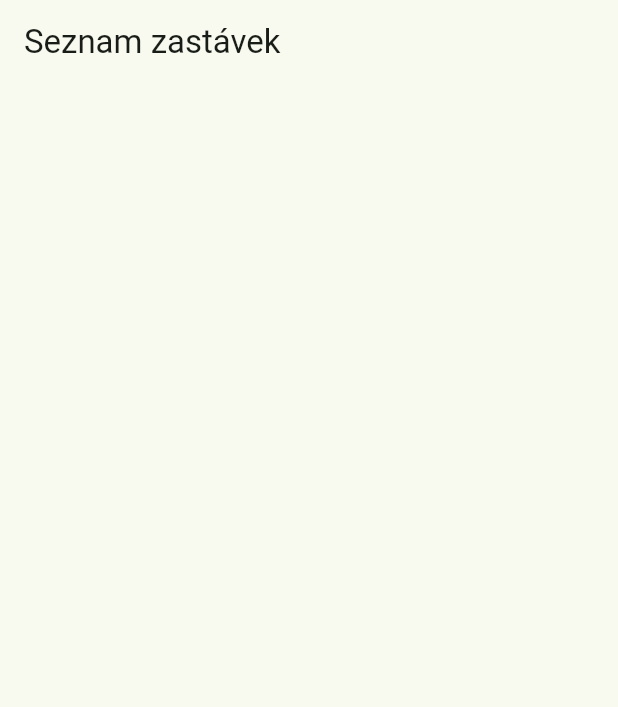
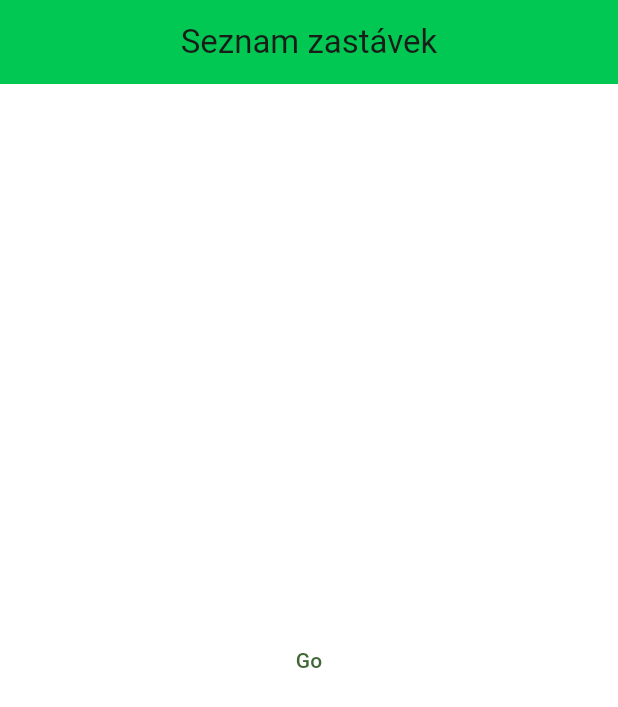
Before and after one commit to Prukes/oict, a Flutter app: the screen it shows after launch, on a phone screen of 412 x 824 dp. Shown: the top 707 px of the screen. Run offline on Flutter 3.47's test engine with Material 3 defaults, Android fonts, the phone set to English and light mode, and no system bars; our stand-ins replace flutter_dotenv, go_router; generated files the repository leaves out were written again.

Commit message:
fixed routes + added simple appbar theme

```diff
--- /dev/null
+++ b/lib/features/stops_overview/presentation/stops_overview_screen.dart
@@ -0,0 +1,20 @@
+import 'package:flutter/material.dart';
+import 'package:oict/router/routes.dart';
+
+class StopsOverviewScreen extends StatelessWidget {
+  const StopsOverviewScreen({super.key});
+
+  @override
+  Widget build(BuildContext context) {
+    return SafeArea(
+      child: Center(
+        child: TextButton(
+          onPressed: () {
+            StopDepartureBoardRouteData(stopId: 'hello').push(context);
+          },
+          child: Text('Go'),
+        ),
+      ),
+    );
+  }
+}
--- a/lib/router/route_constants.dart
+++ b/lib/router/route_constants.dart
@@ -1,11 +1,11 @@
-// ignore_for_file: non_constant_identifier_names
+// ignore_for_file: non_constant_identifier_names, constant_identifier_names
 
 class RouteConstants {
-  static const STOPS_OVERVIEW_PATH = '/';
+  static const STOPS_OVERVIEW_PATH = '/overview';
   static const STOPS_OVERVIEW_NAME = 'stops-overview';
   static const STOPS_OVERVIEW_TITLE = 'Seznam zastávek';
 
-  static const STOP_DEPARTURE_BOARD_PATH = ':stopId';
+  static const STOP_DEPARTURE_BOARD_PATH = 'board/:stopId';
   static const STOP_DEPARTURE_BOARD_NAME = 'stop-departure-board';
   static const STOP_DEPARTURE_BOARD_TITLE = 'Odjezdy ze zastávky';
 
--- a/lib/router/router.dart
+++ b/lib/router/router.dart
@@ -8,5 +8,8 @@ class OictRouter {
   }
   OictRouter._();
 
-  GoRouter router = GoRouter(routes: $appRoutes, initialLocation: StopsOverviewRouteData().location);
+  GoRouter router = GoRouter(
+    routes: $appRoutes,
+    initialLocation: StopsOverviewRouteData().location,
+  );
 }
--- a/lib/themes/app_theme.dart
+++ b/lib/themes/app_theme.dart
@@ -5,5 +5,10 @@ class AppTheme {
     brightness: Brightness.light,
     useMaterial3: true,
     colorScheme: ColorScheme.fromSeed(seedColor: Color(0xFF43B02A)),
+    appBarTheme: AppBarThemeData(
+      centerTitle: true,
+      backgroundColor: Colors.greenAccent.shade700,
+    ),
+    scaffoldBackgroundColor: Colors.white,
   );
 }
```
Also changed, not shown: lib/router/routes.dart (+8 -3 lines).
